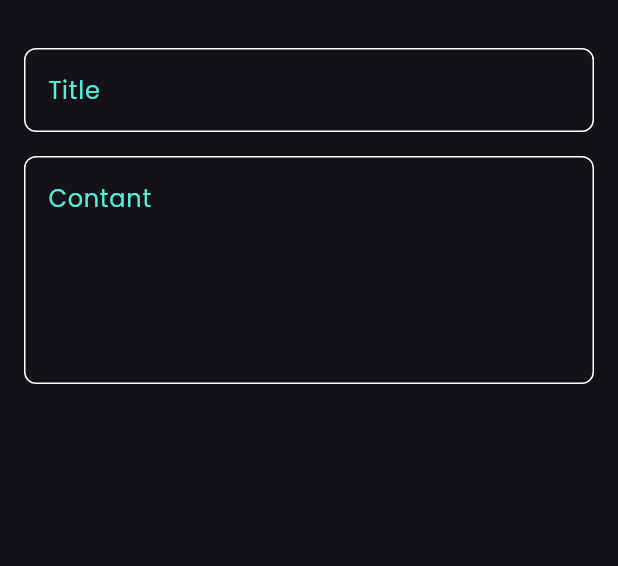
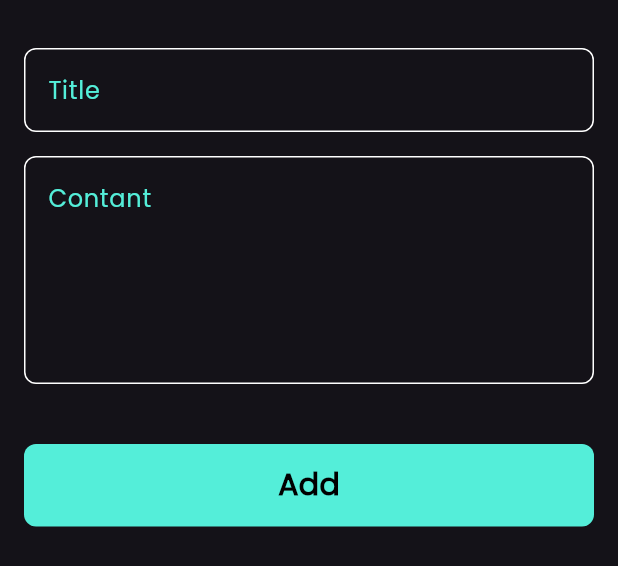
Before and after one commit to omarkhaled200/Notes_app, a Flutter app: the AddNotemodelsheet widget shown alone on an empty page, opened directly, on a phone screen of 412 x 824 dp. Shown: the top 566 px of the screen. Run offline on Flutter 3.47's test engine with Material 3 defaults, Android fonts, the phone set to English and light mode, and no system bars; our stand-ins replace font_awesome_flutter.

Commit message:
finish notes bottom sheet

```diff
--- a/lib/Views/widgets/Add_note_model_sheet.dart
+++ b/lib/Views/widgets/Add_note_model_sheet.dart
@@ -1,4 +1,6 @@
 import 'package:flutter/material.dart';
+import 'package:flutter/widgets.dart';
+import 'package:notes_app/Views/widgets/Custom_buttom_add_note.dart';
 import 'package:notes_app/Views/widgets/Custom_text_field.dart';
 import 'package:notes_app/constant.dart';
 
@@ -9,17 +11,31 @@ class AddNotemodelsheet extends StatelessWidget {
   Widget build(BuildContext context) {
     return const Padding(
       padding: const EdgeInsets.symmetric(horizontal: 16.0),
+      child: SingleChildScrollView(
         child: const Column(
           children: [
             SizedBox(
               height: 32,
             ),
-          CustomTextField(hint: 'Title',),
+            CustomTextField(
+              hint: 'Title',
+            ),
             SizedBox(
               height: 16,
             ),
-          CustomTextField(hint: 'Contant',maxline: 5,),
+            CustomTextField(
+              hint: 'Contant',
+              maxline: 5,
+            ),
+            SizedBox(
+              height: 40,
+            ),
+            CustombuttomAddnote(),
+          SizedBox(
+              height: 24,
+            ),
           ],
+        ),
       ),
     );
   }
--- /dev/null
+++ b/lib/Views/widgets/Custom_buttom_add_note.dart
@@ -0,0 +1,26 @@
+import 'package:flutter/material.dart';
+import 'package:notes_app/constant.dart';
+
+class CustombuttomAddnote extends StatelessWidget {
+  const CustombuttomAddnote({super.key});
+
+  @override
+  Widget build(BuildContext context) {
+    return Container(
+      width: MediaQuery.of(context).size.width,
+      height: 55,
+      decoration: BoxDecoration(
+          borderRadius: BorderRadius.circular(8), color: kprimarycolor),
+      child: const Center(
+        child: Text(
+          "Add",
+          style: TextStyle(
+            color: Colors.black,
+            fontSize: 20,
+            fontWeight: FontWeight.w600,
+          ),
+        ),
+      ),
+    );
+  }
+}
```
Lines whose indentation alone changed are shown as unchanged.
